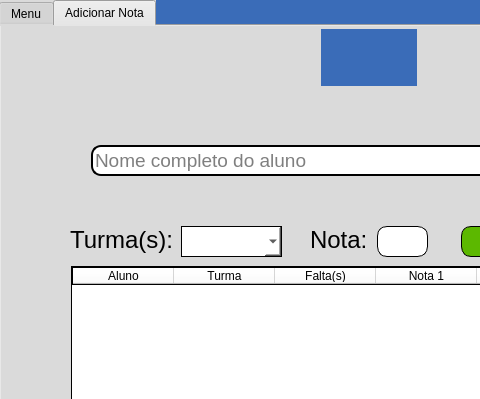
This is menu-professor.ui in vitoradsp/academicsys as Qt 5 draws it before an edit; both pictures show x 0 to 480 and y 0 to 399 of the 750 by 585 pixel window. The edited form follows.
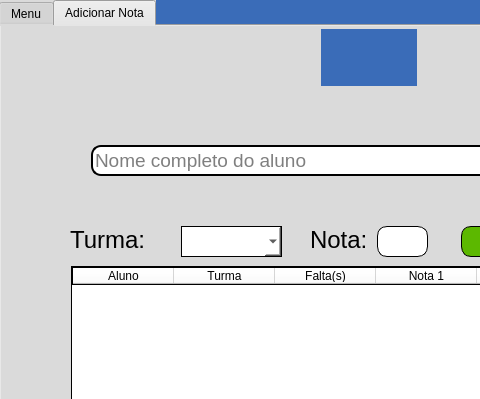
This is the edited form. Icons and pictures are not drawn.

Diff of the .ui file:
```diff
--- a/menu-professor.ui
+++ b/menu-professor.ui
@@ -492,7 +492,7 @@
 </string>
       </property>
       <property name="text">
-       <string>Turma(s):</string>
+       <string>Turma:</string>
       </property>
      </widget>
      <widget class="QLabel" name="labelalunoerro">
```
